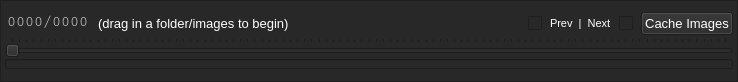
Above: src/views/imageSlider.ui from moonbot/storyTime before the change. Below: the same form after it.
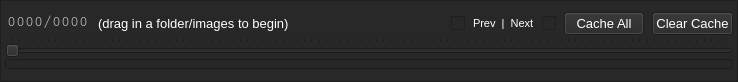
That is the form after the change.

Patch:
```diff
--- a/src/views/imageSlider.ui
+++ b/src/views/imageSlider.ui
@@ -155,7 +155,20 @@
              <enum>Qt::NoFocus</enum>
             </property>
             <property name="text">
-             <string>Cache Images</string>
+             <string>Cache All</string>
+            </property>
+           </widget>
+          </item>
+          <item>
+           <widget class="QPushButton" name="ClearCacheBtn">
+            <property name="font">
+             <font>
+              <family>Tahoma</family>
+              <pointsize>10</pointsize>
+             </font>
+            </property>
+            <property name="text">
+             <string>Clear Cache</string>
             </property>
            </widget>
           </item>
```
